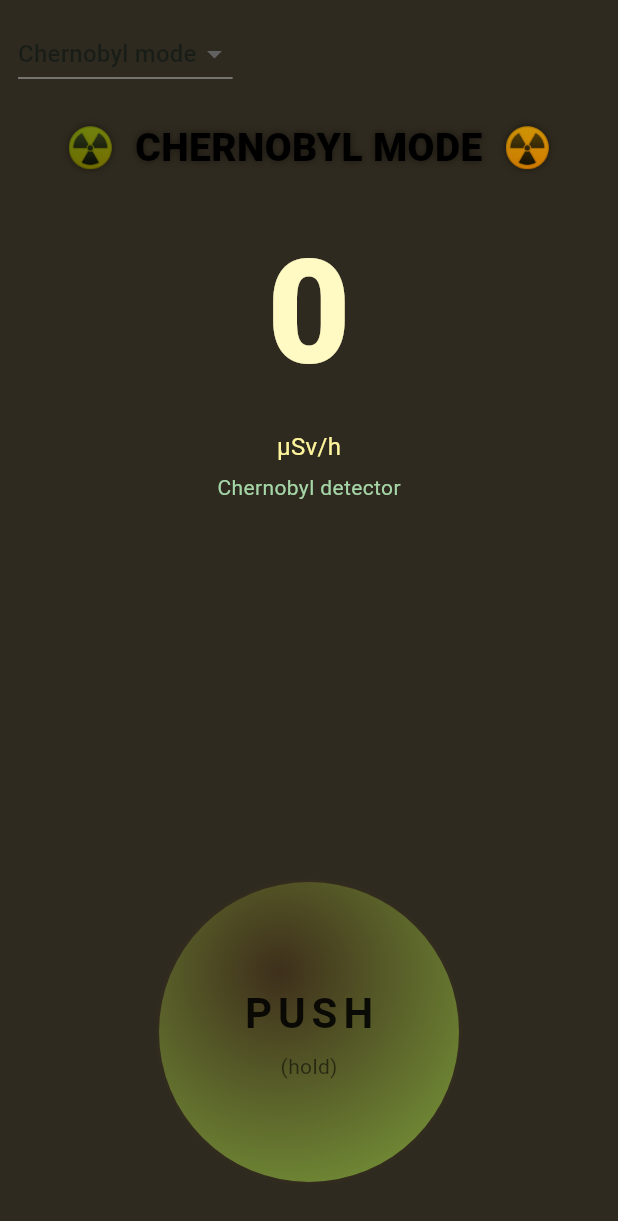
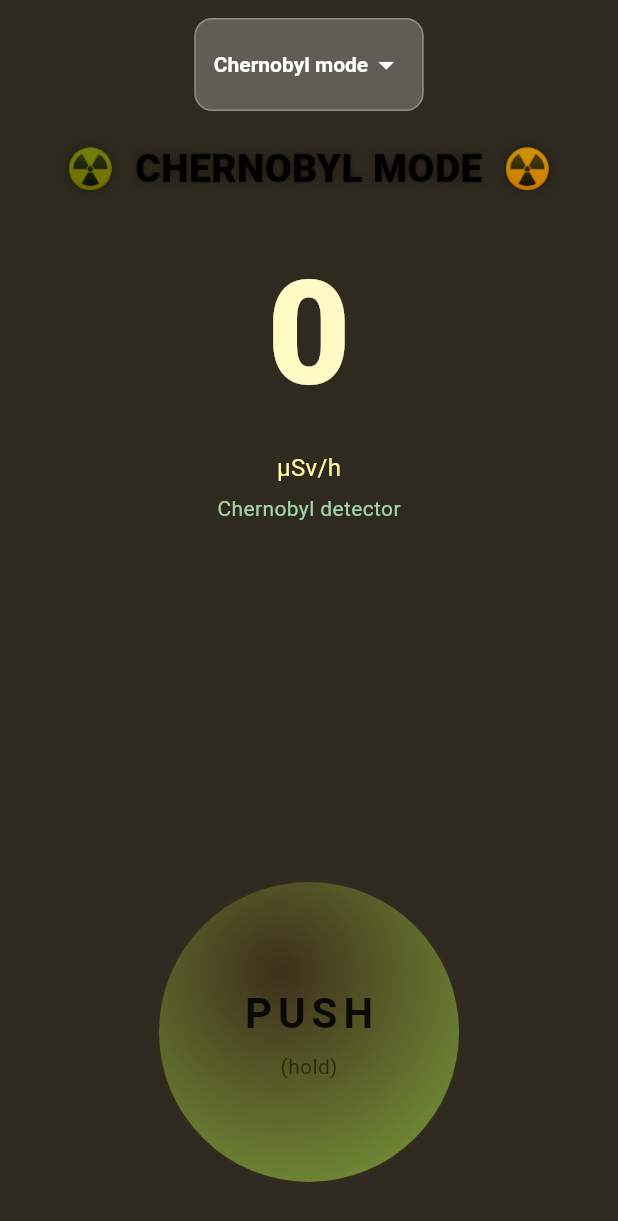
Before and after one commit to Andezion/GeigerCounter, a Flutter app: the screen it shows after launch, on a phone screen of 412 x 824 dp. Shown: the top 1221 px of the screen. Run offline on Flutter 3.47's test engine with Material 3 defaults, Android fonts, the light colour scheme and no system bars; our stand-ins replace audioplayers.

Commit message:
fixed pick bar

```diff
--- a/lib/pages/geiger_page.dart
+++ b/lib/pages/geiger_page.dart
@@ -84,11 +84,12 @@
   void _scheduleDecayTick() {
     if (!_decaying) return;
 
-    final intervalMs = (900 / (1 + (_value / 60))).toInt().clamp(60, 3000);
+    final intervalMs = (700 / (1 + (_value / 60))).toInt().clamp(40, 2000);
+    final decayMultiplier = 0.96;
 
     _tickTimer = Timer(Duration(milliseconds: intervalMs), () async {
       setState(() {
-        _value = _value * 0.994;
+        _value = _value * decayMultiplier;
         if (_value < 0.01) _value = 0.0;
       });
 
@@ -155,12 +156,29 @@
           children: [
             Padding(
               padding: const EdgeInsets.symmetric(horizontal: 12, vertical: 12),
-              child: Row(
-                children: [
-                  DropdownButton<String>(
+              child: Center(
+                child: Container(
+                  padding:
+                      const EdgeInsets.symmetric(horizontal: 12, vertical: 6),
+                  decoration: BoxDecoration(
+                    color: isSlay ? Colors.pink.shade50 : Colors.white24,
+                    borderRadius: BorderRadius.circular(12),
+                    border: Border.all(
+                        color: isSlay ? Colors.pink.shade200 : Colors.white30),
+                  ),
+                  child: DropdownButtonHideUnderline(
+                    child: DropdownButton<String>(
                       value: _selectedMode,
                       items: _modes
-                        .map((m) => DropdownMenuItem(value: m, child: Text(m)))
+                          .map((m) => DropdownMenuItem(
+                              value: m,
+                              child: Text(
+                                m,
+                                style: TextStyle(
+                                    color: isSlay
+                                        ? Colors.pink.shade800
+                                        : Colors.white),
+                              )))
                           .toList(),
                       onChanged: (s) {
                         if (s == null) return;
@@ -169,8 +187,16 @@
                           _value = _baseForMode(s);
                         });
                       },
+                      dropdownColor: bgColor,
+                      style: TextStyle(
+                          fontSize: 14,
+                          fontWeight: FontWeight.w600,
+                          color: isSlay ? Colors.pink.shade800 : Colors.white),
+                      iconEnabledColor:
+                          isSlay ? Colors.pink.shade600 : Colors.white,
                     ),
-                ],
+                  ),
+                ),
               ),
             ),
             Padding(
```
Lines whose indentation alone changed are shown as unchanged.
